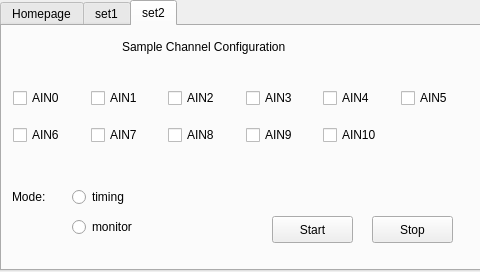
Above: mainwindow.ui from yu1019594136/enose_online before the change. Below: the same form after it.
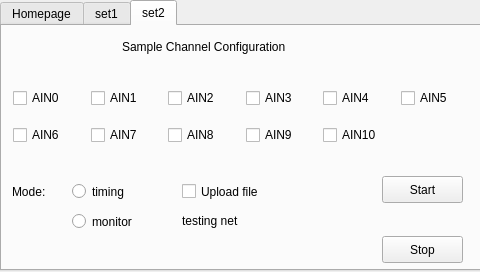
That is the form after the change. The open tabs and pages were chosen to show the change.

```diff
--- a/mainwindow.ui
+++ b/mainwindow.ui
@@ -604,9 +604,9 @@
       <property name="geometry">
        <rect>
         <x>10</x>
-        <y>160</y>
+        <y>150</y>
         <width>51</width>
-        <height>21</height>
+        <height>31</height>
        </rect>
       </property>
       <property name="text">
@@ -616,8 +616,8 @@
      <widget class="QPushButton" name="pushButton">
       <property name="geometry">
        <rect>
-        <x>270</x>
-        <y>190</y>
+        <x>380</x>
+        <y>150</y>
         <width>81</width>
         <height>27</height>
        </rect>
@@ -629,8 +629,8 @@
      <widget class="QPushButton" name="pushButton_2">
       <property name="geometry">
        <rect>
-        <x>370</x>
-        <y>190</y>
+        <x>380</x>
+        <y>210</y>
         <width>81</width>
         <height>27</height>
        </rect>
@@ -643,9 +643,9 @@
       <property name="geometry">
        <rect>
         <x>70</x>
-        <y>160</y>
+        <y>150</y>
         <width>81</width>
-        <height>22</height>
+        <height>31</height>
        </rect>
       </property>
       <property name="text">
@@ -656,9 +656,9 @@
       <property name="geometry">
        <rect>
         <x>70</x>
-        <y>190</y>
+        <y>180</y>
         <width>91</width>
-        <height>22</height>
+        <height>31</height>
        </rect>
       </property>
       <property name="text">
@@ -678,6 +678,32 @@
        <string>Sample Channel Configuration</string>
       </property>
      </widget>
+     <widget class="QLabel" name="label_16">
+      <property name="geometry">
+       <rect>
+        <x>180</x>
+        <y>179</y>
+        <width>211</width>
+        <height>31</height>
+       </rect>
+      </property>
+      <property name="text">
+       <string>testing net</string>
+      </property>
+     </widget>
+     <widget class="QCheckBox" name="checkBox_13">
+      <property name="geometry">
+       <rect>
+        <x>180</x>
+        <y>150</y>
+        <width>111</width>
+        <height>31</height>
+       </rect>
+      </property>
+      <property name="text">
+       <string>Upload file</string>
+      </property>
+     </widget>
     </widget>
    </widget>
   </widget>
```
Left out of the diff: 15 changed lines with no effect on the pictures.
